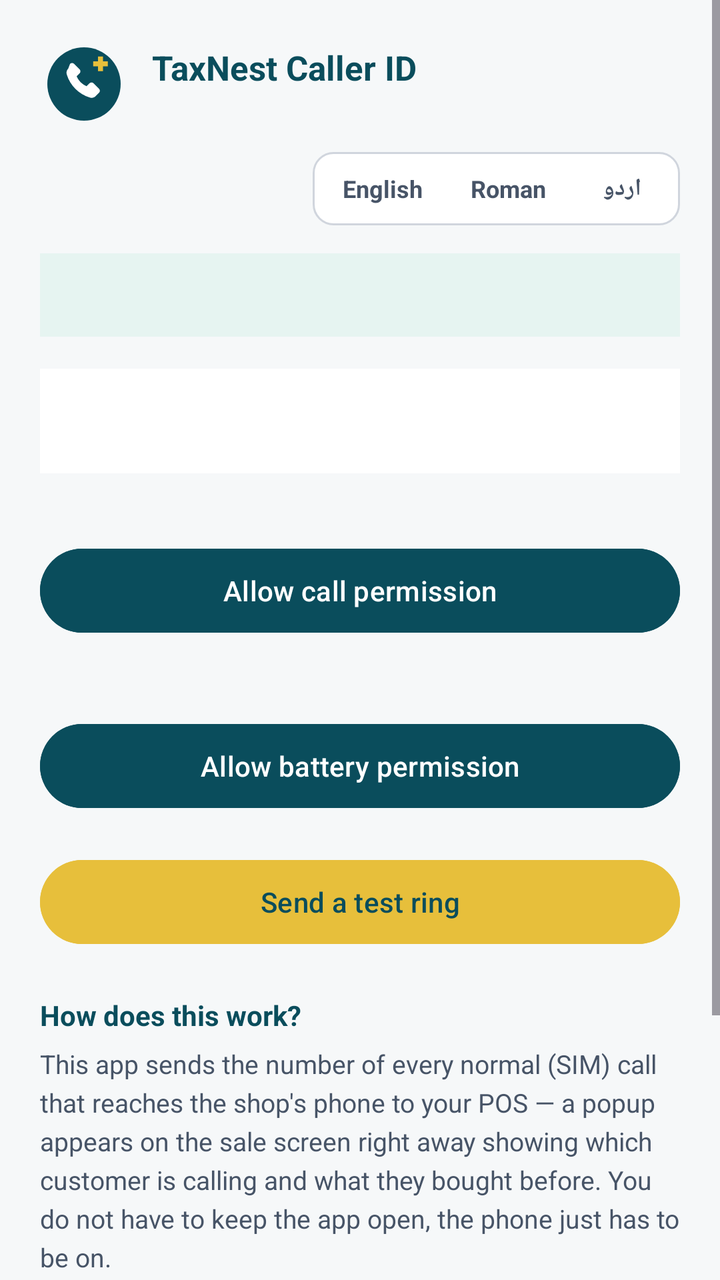
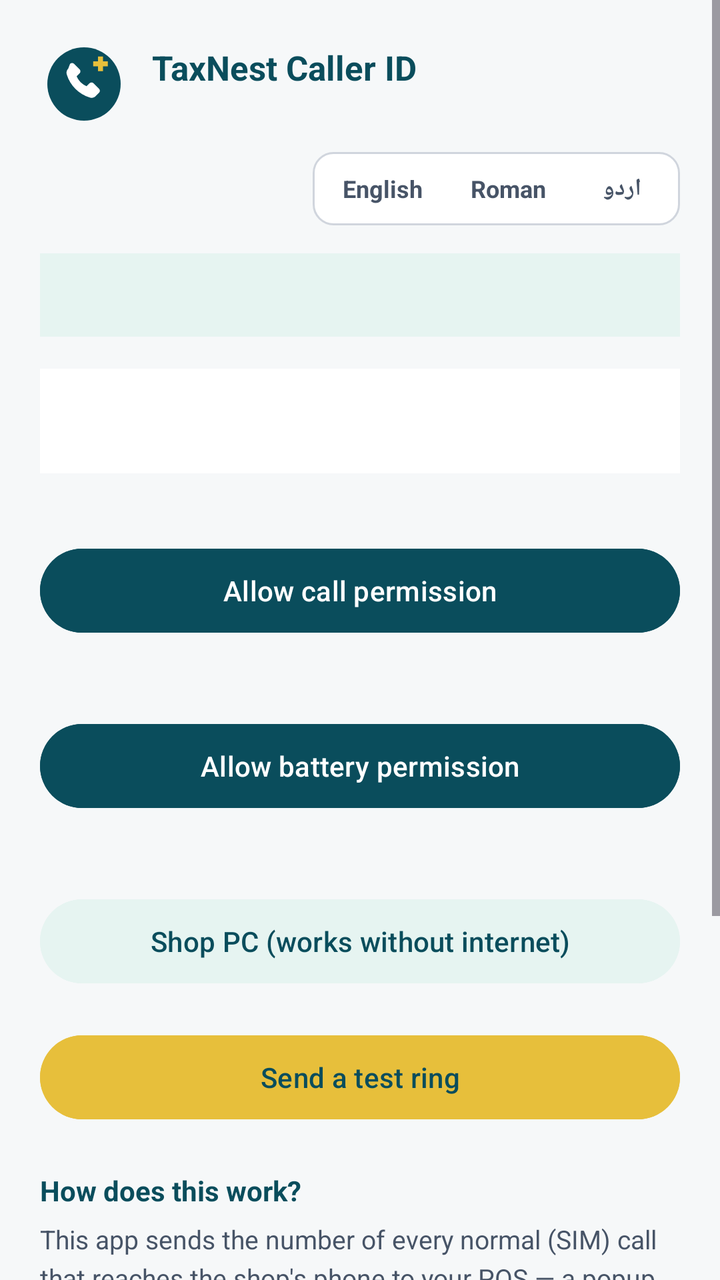

Compare the two renders of this Android layout. The source of the first and the diff that turns it into the second are given below.
<!-- AndroidManifest.xml: application theme Theme.TaxNestCaller -->
<!-- res/layout/activity_main.xml -->
<?xml version="1.0" encoding="utf-8"?>
<ScrollView xmlns:android="http://schemas.android.com/apk/res/android"
    android:id="@+id/mainRoot"
    android:layout_width="match_parent"
    android:layout_height="match_parent"
    android:background="#F6F8F9"
    android:fillViewport="true">

    <LinearLayout
        android:layout_width="match_parent"
        android:layout_height="wrap_content"
        android:orientation="vertical"
        android:padding="20dp">

        <LinearLayout
            android:layout_width="match_parent"
            android:layout_height="wrap_content"
            android:orientation="horizontal"
            android:gravity="center_vertical">

            <ImageView
                android:layout_width="44dp"
                android:layout_height="44dp"
                android:src="@drawable/ic_caller"
                android:contentDescription="@string/app_name" />

            <LinearLayout
                android:layout_width="0dp"
                android:layout_height="wrap_content"
                android:layout_weight="1"
                android:layout_marginStart="12dp"
                android:orientation="vertical">

                <TextView
                    android:layout_width="wrap_content"
                    android:layout_height="wrap_content"
                    android:text="@string/app_name"
                    android:textSize="17sp"
                    android:textStyle="bold"
                    android:textColor="#0A4D5C" />

                <TextView
                    android:id="@+id/welcomeText"
                    android:layout_width="wrap_content"
                    android:layout_height="wrap_content"
                    android:textSize="12sp"
                    android:textColor="#667085" />
            </LinearLayout>
        </LinearLayout>

        
        <include
            layout="@layout/view_lang_switch"
            android:layout_width="wrap_content"
            android:layout_height="wrap_content"
            android:layout_gravity="end"
            android:layout_marginTop="12dp" />

        
        <LinearLayout
            android:layout_width="match_parent"
            android:layout_height="wrap_content"
            android:layout_marginTop="14dp"
            android:orientation="vertical"
            android:background="#E6F4F1"
            android:padding="12dp">

            <TextView
                android:id="@+id/buildBadge"
                android:layout_width="match_parent"
                android:layout_height="wrap_content"
                android:textSize="13sp"
                android:textStyle="bold"
                android:textColor="#0A4D5C" />
        </LinearLayout>

        
        <LinearLayout
            android:id="@+id/updateRow"
            android:layout_width="match_parent"
            android:layout_height="wrap_content"
            android:layout_marginTop="14dp"
            android:orientation="horizontal"
            android:gravity="center_vertical"
            android:background="#FEF3C7"
            android:padding="12dp"
            android:visibility="gone">

            <TextView
                android:layout_width="0dp"
                android:layout_height="wrap_content"
                android:layout_weight="1"
                android:text="@string/update_available"
                android:textSize="13sp"
                android:textStyle="bold"
                android:textColor="#92400E" />

            <Button
                android:id="@+id/updateBtn"
                android:layout_width="wrap_content"
                android:layout_height="40dp"
                android:text="@string/update_btn"
                android:textSize="13sp"
                android:textColor="#FFFFFF"
                android:backgroundTint="#B45309" />
        </LinearLayout>

        
        <TextView
            android:id="@+id/statusText"
            android:layout_width="match_parent"
            android:layout_height="wrap_content"
            android:layout_marginTop="16dp"
            android:background="#FFFFFF"
            android:padding="16dp"
            android:textSize="15sp"
            android:textStyle="bold"
            android:textColor="#0A4D5C" />

        <TextView
            android:id="@+id/permRow"
            android:layout_width="match_parent"
            android:layout_height="wrap_content"
            android:layout_marginTop="10dp"
            android:textSize="13sp"
            android:textColor="#344054" />

        <Button
            android:id="@+id/permBtn"
            android:layout_width="match_parent"
            android:layout_height="50dp"
            android:layout_marginTop="6dp"
            android:text="@string/perm_btn"
            android:textSize="14sp"
            android:textColor="#FFFFFF"
            android:backgroundTint="#0A4D5C" />

        <TextView
            android:id="@+id/batteryRow"
            android:layout_width="match_parent"
            android:layout_height="wrap_content"
            android:layout_marginTop="14dp"
            android:textSize="13sp"
            android:textColor="#344054" />

        <Button
            android:id="@+id/batteryBtn"
            android:layout_width="match_parent"
            android:layout_height="50dp"
            android:layout_marginTop="6dp"
            android:text="@string/battery_btn"
            android:textSize="14sp"
            android:textColor="#FFFFFF"
            android:backgroundTint="#0A4D5C" />

        <TextView
            android:id="@+id/lastSentRow"
            android:layout_width="match_parent"
            android:layout_height="wrap_content"
            android:layout_marginTop="14dp"
            android:textSize="13sp"
            android:textColor="#027A48"
            android:visibility="gone" />

        <Button
            android:id="@+id/testBtn"
            android:layout_width="match_parent"
            android:layout_height="50dp"
            android:layout_marginTop="18dp"
            android:text="@string/test_btn"
            android:textSize="14sp"
            android:textColor="#0A4D5C"
            android:backgroundTint="#E7BF3B" />

        
        <TextView
            android:layout_width="match_parent"
            android:layout_height="wrap_content"
            android:layout_marginTop="22dp"
            android:text="@string/howto_title"
            android:textSize="14sp"
            android:textStyle="bold"
            android:textColor="#0A4D5C" />

        <TextView
            android:layout_width="match_parent"
            android:layout_height="wrap_content"
            android:layout_marginTop="6dp"
            android:text="@string/howto_body"
            android:textSize="13sp"
            android:lineSpacingExtra="4dp"
            android:textColor="#475467" />

        <Button
            android:id="@+id/logoutBtn"
            android:layout_width="match_parent"
            android:layout_height="46dp"
            android:layout_marginTop="26dp"
            android:text="@string/logout_btn"
            android:textSize="13sp"
            android:textColor="#B42318"
            android:backgroundTint="#FEE4E2" />
    </LinearLayout>
</ScrollView>
<!-- res/layout/view_lang_switch.xml (included above) -->
<?xml version="1.0" encoding="utf-8"?>
<LinearLayout xmlns:android="http://schemas.android.com/apk/res/android"
    android:id="@+id/langSwitch"
    android:layout_width="wrap_content"
    android:layout_height="wrap_content"
    android:orientation="horizontal"
    android:background="@drawable/lang_switch_bg"
    android:padding="3dp">

    <TextView
        android:id="@+id/langEn"
        style="@style/LangPill"
        android:text="@string/lang_en" />

    <TextView
        android:id="@+id/langRur"
        style="@style/LangPill"
        android:text="@string/lang_rur" />

    <TextView
        android:id="@+id/langUr"
        style="@style/LangPill"
        android:text="@string/lang_ur" />
</LinearLayout>
<!-- resources referenced by this layout -->
<resources>
  <!-- drawable lang_switch_bg (drawable) -->
  <?xml version="1.0" encoding="utf-8"?>
  <shape xmlns:android="http://schemas.android.com/apk/res/android"
      android:shape="rectangle">
      <solid android:color="#FFFFFF" />
      <corners android:radius="10dp" />
      <stroke
          android:width="1dp"
          android:color="#D0D5DD" />
  </shape>
  <string name="app_name" translatable="false">TaxNest Caller ID</string>
  <string name="battery_btn">Allow battery permission</string>
  <string name="howto_body">This app sends the number of every normal (SIM) call that reaches the shop\'s phone to your POS — a popup appears on the sale screen right away showing which customer is calling and what they bought before. You do not have to keep the app open, the phone just has to be on.\n\nThis build does not catch WhatsApp calls. If you need WhatsApp calls too, get the \"WhatsApp\" app from the download page on the website.</string>
  <string name="howto_title">How does this work?</string>
  <string name="lang_en" translatable="false">English</string>
  <string name="lang_rur" translatable="false">Roman</string>
  <string name="lang_ur" translatable="false">اردو</string>
  <string name="logout_btn">Log out</string>
  <string name="perm_btn">Allow call permission</string>
  <string name="test_btn">Send a test ring</string>
  <string name="update_available">A new version is available</string>
  <string name="update_btn">Update</string>
  <style name="LangPill">
          <item name="android:layout_width">wrap_content</item>
          <item name="android:layout_height">wrap_content</item>
          <item name="android:minWidth">52dp</item>
          <item name="android:gravity">center</item>
          <item name="android:paddingStart">12dp</item>
          <item name="android:paddingEnd">12dp</item>
          <item name="android:paddingTop">7dp</item>
          <item name="android:paddingBottom">7dp</item>
          <item name="android:textSize">12sp</item>
          <item name="android:textStyle">bold</item>
          <item name="android:textColor">@color/lang_pill_text</item>
          <item name="android:background">@drawable/lang_pill</item>
          <item name="android:clickable">true</item>
          <item name="android:focusable">true</item>
      </style>
  <style name="Theme.TaxNestCaller" parent="Theme.Material3.Light.NoActionBar">
          <item name="colorPrimary">#0A4D5C</item>
          <item name="colorOnPrimary">#FFFFFF</item>
          <item name="colorSecondary">#E7BF3B</item>
          <item name="android:statusBarColor">#0A4D5C</item>
      </style>
  <!-- drawable lang_pill (drawable) -->
  <?xml version="1.0" encoding="utf-8"?>
  <selector xmlns:android="http://schemas.android.com/apk/res/android">
      <item android:state_selected="true">
          <shape android:shape="rectangle">
              <solid android:color="#0A4D5C" />
              <corners android:radius="8dp" />
          </shape>
      </item>
      <item>
          <shape android:shape="rectangle">
              <solid android:color="#00000000" />
              <corners android:radius="8dp" />
          </shape>
      </item>
  </selector>
  <!-- unchanged entries left out for length: 1 -->
</resources>

<!-- the commit's change to res/layout/activity_main.xml (unified diff, before → after) -->
@@ -152,6 +152,25 @@
             android:textSize="14sp"
             android:textColor="#FFFFFF"
             android:backgroundTint="#0A4D5C" />
+
+        
+        <TextView
+            android:id="@+id/lanRow"
+            android:layout_width="match_parent"
+            android:layout_height="wrap_content"
+            android:layout_marginTop="14dp"
+            android:textSize="13sp"
+            android:textColor="#344054" />
+
+        <Button
+            android:id="@+id/lanBtn"
+            android:layout_width="match_parent"
+            android:layout_height="50dp"
+            android:layout_marginTop="6dp"
+            android:text="@string/lan_btn"
+            android:textSize="14sp"
+            android:textColor="#0A4D5C"
+            android:backgroundTint="#E6F4F1" />
 
         <TextView
             android:id="@+id/lastSentRow"
<!-- resource entries referenced after the edit -->
@@ -14,6 +14,7 @@
   <string name="battery_btn">Allow battery permission</string>
   <string name="howto_body">This app sends the number of every normal (SIM) call that reaches the shop\'s phone to your POS — a popup appears on the sale screen right away showing which customer is calling and what they bought before. You do not have to keep the app open, the phone just has to be on.\n\nThis build does not catch WhatsApp calls. If you need WhatsApp calls too, get the \"WhatsApp\" app from the download page on the website.</string>
   <string name="howto_title">How does this work?</string>
+  <string name="lan_btn">Shop PC (works without internet)</string>
   <string name="lang_en" translatable="false">English</string>
   <string name="lang_rur" translatable="false">Roman</string>
   <string name="lang_ur" translatable="false">اردو</string>
